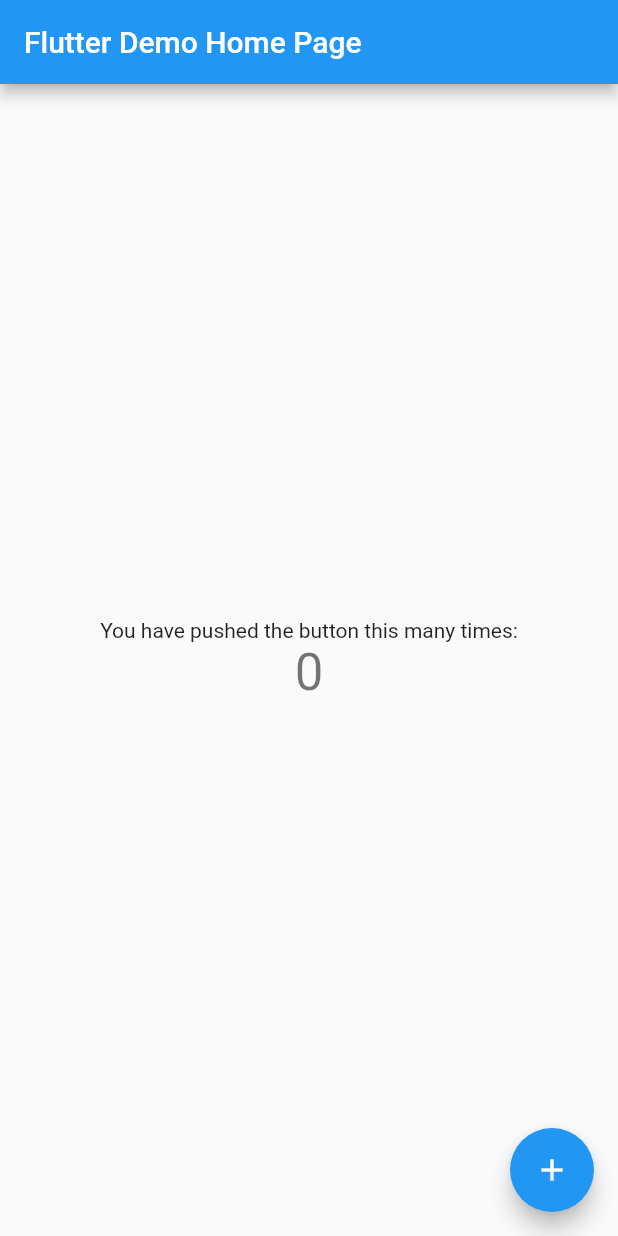
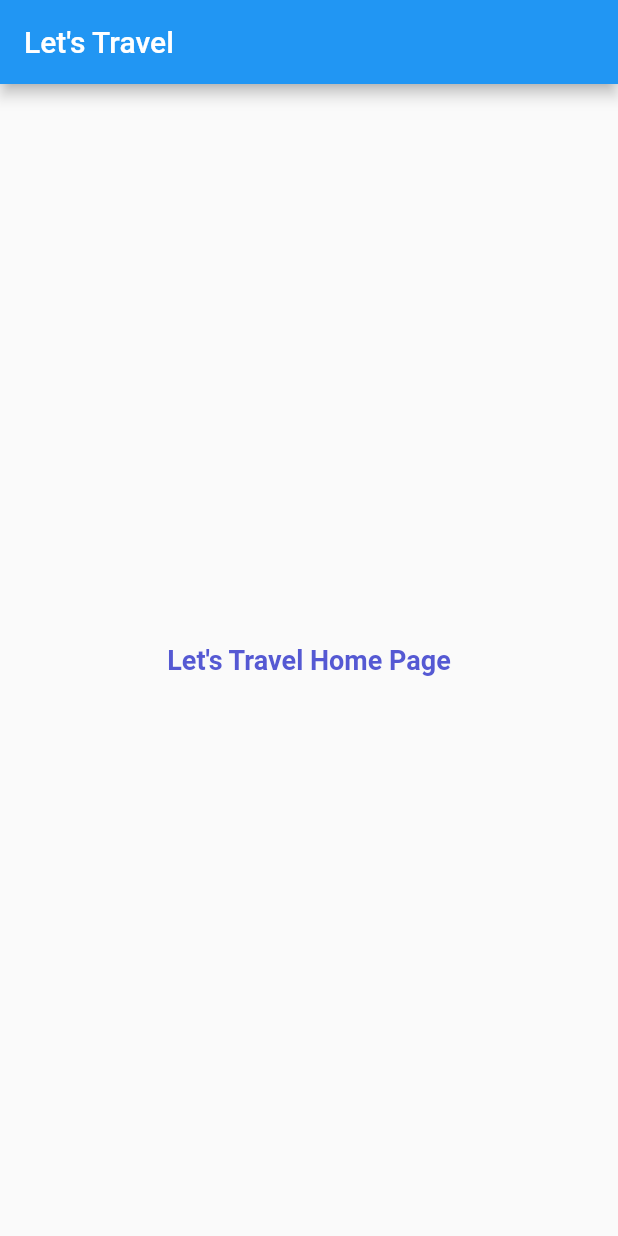
Before and after one commit to DevSideProject/LetsTravel, a Flutter app: the screen it shows after launch, on a phone screen of 412 x 824 dp. Run offline on Flutter 3.47's test engine with Material 2 defaults, Android fonts, the phone set to English and light mode, and no system bars.

Commit message:
Add color codes + Add custom error widget

```diff
--- a/lib/main.dart
+++ b/lib/main.dart
@@ -1,6 +1,18 @@
 import 'package:flutter/material.dart';
+import 'package:letstravel/src/presentation/util/colors.dart';
 
 void main() {
+  ErrorWidget.builder = (FlutterErrorDetails details) => Scaffold(
+        body: Center(
+          child: Text(
+            "Something went wrong !",
+            style: TextStyle(
+                fontWeight: FontWeight.bold,
+                color: PRIMARY_COLOR,
+                fontSize: 18),
+          ),
+        ),
+      );
   runApp(MyApp());
 }
 
@@ -9,35 +21,17 @@
   @override
   Widget build(BuildContext context) {
     return MaterialApp(
-      title: 'Flutter Demo',
-      theme: ThemeData(
-        // This is the theme of your application.
-        //
-        // Try running your application with "flutter run". You'll see the
-        // application has a blue toolbar. Then, without quitting the app, try
-        // changing the primarySwatch below to Colors.green and then invoke
-        // "hot reload" (press "r" in the console where you ran "flutter run",
-        // or simply save your changes to "hot reload" in a Flutter IDE).
-        // Notice that the counter didn't reset back to zero; the application
-        // is not restarted.
-        primarySwatch: Colors.blue,
-      ),
-      home: MyHomePage(title: 'Flutter Demo Home Page'),
-    );
+        debugShowCheckedModeBanner: false,
+        title: 'Flutter Demo',
+        theme: ThemeData(
+          primarySwatch: Colors.blue,
+        ),
+        home: MyHomePage(title: "Let's Travel"));
   }
 }
 
 class MyHomePage extends StatefulWidget {
   MyHomePage({Key key, this.title}) : super(key: key);
-
-  // This widget is the home page of your application. It is stateful, meaning
-  // that it has a State object (defined below) that contains fields that affect
-  // how it looks.
-
-  // This class is the configuration for the state. It holds the values (in this
-  // case the title) provided by the parent (in this case the App widget) and
-  // used by the build method of the State. Fields in a Widget subclass are
-  // always marked "final".
 
   final String title;
 
@@ -46,68 +40,18 @@
 }
 
 class _MyHomePageState extends State<MyHomePage> {
-  int _counter = 0;
-
-  void _incrementCounter() {
-    setState(() {
-      // This call to setState tells the Flutter framework that something has
-      // changed in this State, which causes it to rerun the build method below
-      // so that the display can reflect the updated values. If we changed
-      // _counter without calling setState(), then the build method would not be
-      // called again, and so nothing would appear to happen.
-      _counter++;
-    });
-  }
-
   @override
   Widget build(BuildContext context) {
-    // This method is rerun every time setState is called, for instance as done
-    // by the _incrementCounter method above.
-    //
-    // The Flutter framework has been optimized to make rerunning build methods
-    // fast, so that you can just rebuild anything that needs updating rather
-    // than having to individually change instances of widgets.
     return Scaffold(
       appBar: AppBar(
-        // Here we take the value from the MyHomePage object that was created by
-        // the App.build method, and use it to set our appbar title.
         title: Text(widget.title),
       ),
       body: Center(
-        // Center is a layout widget. It takes a single child and positions it
-        // in the middle of the parent.
-        child: Column(
-          // Column is also a layout widget. It takes a list of children and
-          // arranges them vertically. By default, it sizes itself to fit its
-          // children horizontally, and tries to be as tall as its parent.
-          //
-          // Invoke "debug painting" (press "p" in the console, choose the
-          // "Toggle Debug Paint" action from the Flutter Inspector in Android
-          // Studio, or the "Toggle Debug Paint" command in Visual Studio Code)
-          // to see the wireframe for each widget.
-          //
-          // Column has various properties to control how it sizes itself and
-          // how it positions its children. Here we use mainAxisAlignment to
-          // center the children vertically; the main axis here is the vertical
-          // axis because Columns are vertical (the cross axis would be
-          // horizontal).
-          mainAxisAlignment: MainAxisAlignment.center,
-          children: <Widget>[
-            Text(
-              'You have pushed the button this many times:',
-            ),
-            Text(
-              '$_counter',
-              style: Theme.of(context).textTheme.headline4,
-            ),
-          ],
-        ),
-      ),
-      floatingActionButton: FloatingActionButton(
-        onPressed: _incrementCounter,
-        tooltip: 'Increment',
-        child: Icon(Icons.add),
-      ), // This trailing comma makes auto-formatting nicer for build methods.
+          child: Text(
+        "Let's Travel Home Page",
+        style: TextStyle(
+            fontWeight: FontWeight.bold, color: PRIMARY_COLOR, fontSize: 18),
+      )),
     );
   }
 }
--- a/pubspec.yaml
+++ b/pubspec.yaml
@@ -28,10 +28,14 @@
   # The following adds the Cupertino Icons font to your application.
   # Use with the CupertinoIcons class for iOS style icons.
   cupertino_icons: ^1.0.2
+  catcher: ^0.1.2
+
 
 dev_dependencies:
   flutter_test:
     sdk: flutter
+
+
 
 # For information on the generic Dart part of this file, see the
 # following page: https://dart.dev/tools/pub/pubspec
```
Also changed, not shown: lib/src/presentation/util/colors.dart (added, +9 -0 lines), pubspec.lock.
